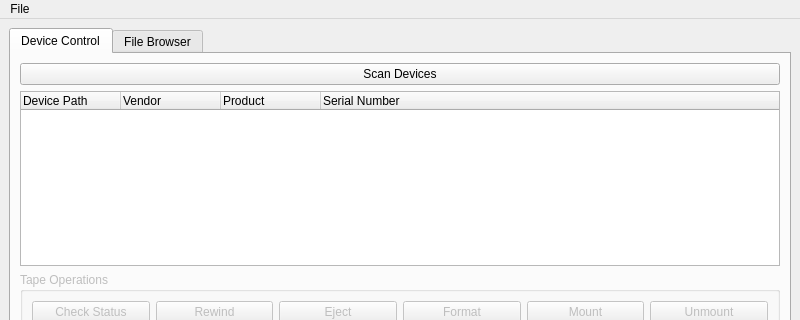
This is src/MainWindow.ui in Gypsop/QLTOTapeMan as Qt 5 draws it before an edit; both pictures show x 0 to 800 and y 0 to 320 of the 800 by 600 pixel window. The edited form follows.
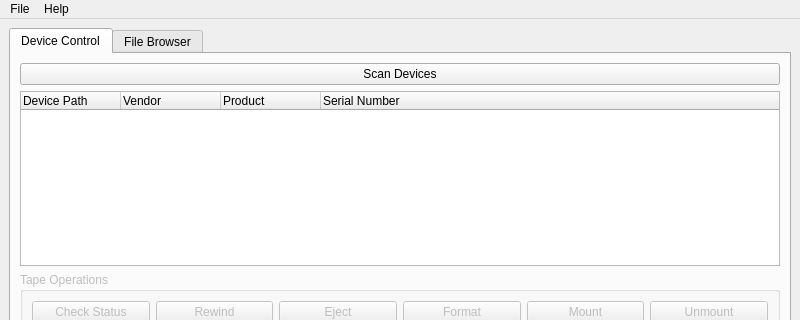
This is the edited form.

The edit to the form file:
```diff
--- a/src/MainWindow.ui
+++ b/src/MainWindow.ui
@@ -155,7 +155,14 @@
     <addaction name="separator"/>
     <addaction name="actionExit"/>
    </widget>
+   <widget class="QMenu" name="menuHelp">
+    <property name="title">
+     <string>Help</string>
+    </property>
+    <addaction name="actionAbout"/>
+   </widget>
    <addaction name="menuFile"/>
+   <addaction name="menuHelp"/>
   </widget>
   <widget class="QStatusBar" name="statusbar"/>
   <action name="actionSettings">
```
Left out of the diff: 5 changed lines with no effect on the pictures.
